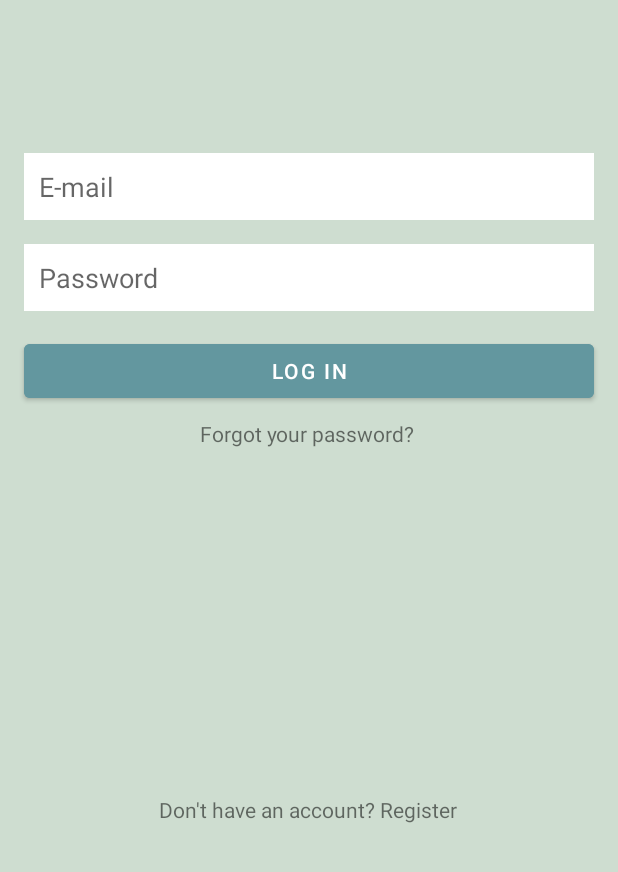
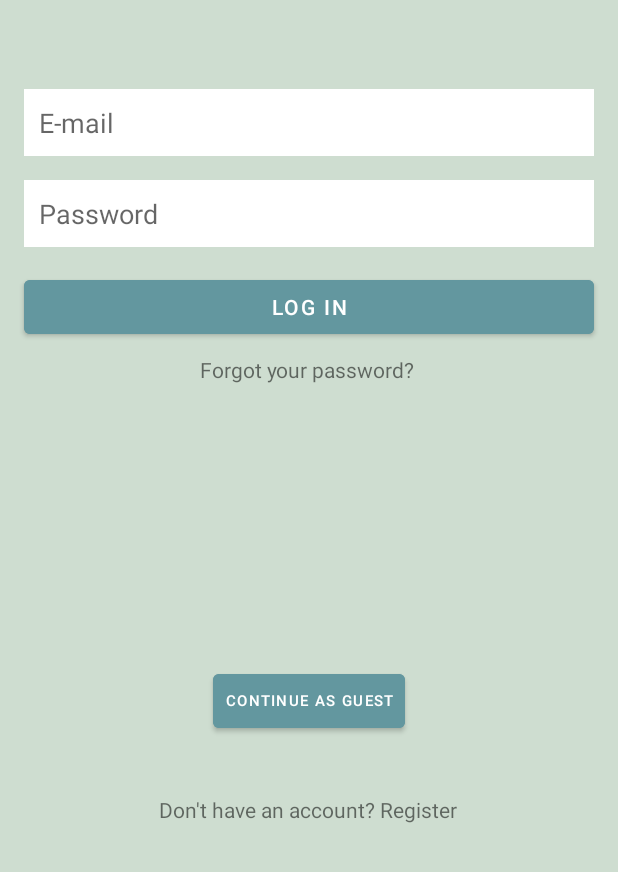
Before and after one commit to kimonkremizas/twister-pm, an Android app: the LoginActivity screen opened directly, with no data from a screen before it, on a phone screen of 412 x 824 dp, the part 364-1236 px from its top. Run offline under Robolectric (Android 15) with nearby library versions, the phone set to English and light mode, and no system bars; our stand-ins replace Firebase (no records; nobody signed in at launch, a user with empty details on screens opened directly).

Commit message:
Made app guest friendly

```diff
--- a/app/src/main/java/com/example/twisterpm/LoginActivity.java
+++ b/app/src/main/java/com/example/twisterpm/LoginActivity.java
@@ -28,7 +28,7 @@ import com.google.firebase.auth.FirebaseUser;
 
 public class LoginActivity extends AppCompatActivity {
     EditText mEmail, mPassword;
-    Button loginButton;
+    Button loginButton, guestButton;
     TextView mGoToRegisterTextView, forgotPasswordTextView;
     ProgressBar progressBar;
     FirebaseAuth fAuth;
@@ -51,6 +51,7 @@ public class LoginActivity extends AppCompatActivity {
         inflater = this.getLayoutInflater();
 
         loginButton = findViewById(R.id.loginButton);
+        guestButton = findViewById(R.id.guestButton);
         forgotPasswordTextView = findViewById(R.id.forgotPasswordTextView);
         mGoToRegisterTextView = findViewById(R.id.goToRegisterTextView);
 
@@ -139,6 +140,14 @@ public class LoginActivity extends AppCompatActivity {
                 overridePendingTransition(R.anim.slide_in_left,R.anim.slide_out_right);
             }
         });
+
+        guestButton.setOnClickListener(new View.OnClickListener() {
+            @Override
+            public void onClick(View v) {
+                startActivity(new Intent(getApplicationContext(), AllMessagesActivity.class));
+                overridePendingTransition(R.anim.slide_in_right,R.anim.slide_out_left);
+            }
+        });
     }
     @Override
     public void finish() {
--- a/app/src/main/java/com/example/twisterpm/RecyclerViewCommentAdapter.java
+++ b/app/src/main/java/com/example/twisterpm/RecyclerViewCommentAdapter.java
@@ -58,8 +58,10 @@ public class RecyclerViewCommentAdapter extends RecyclerView.Adapter<RecyclerVie
         }
 
         fAuth = FirebaseAuth.getInstance();
-        if (comment.getUser().equals(fAuth.getCurrentUser().getEmail())) {
-            holder.commentOverflowButton.setVisibility(View.VISIBLE);
+        if (fAuth.getCurrentUser()!=null){
+            if (comment.getUser().equals(fAuth.getCurrentUser().getEmail()) & fAuth.getCurrentUser().isEmailVerified() ) {
+                holder.commentOverflowButton.setVisibility(View.VISIBLE);
+            }
         }
     }
 
--- a/app/src/main/res/layout/activity_login.xml
+++ b/app/src/main/res/layout/activity_login.xml
@@ -43,7 +43,7 @@
         app:layout_constraintEnd_toEndOf="parent"
         app:layout_constraintStart_toStartOf="parent"
         app:layout_constraintTop_toBottomOf="@+id/imageView2"
-        app:layout_constraintVertical_bias="0.19" />
+        app:layout_constraintVertical_bias="0.110000014" />
 
     <EditText
         android:id="@+id/loginPassword"
@@ -110,8 +110,23 @@
         app:layout_constraintStart_toStartOf="parent"
         app:layout_constraintTop_toBottomOf="@+id/loginButton" />
 
+    <Button
+        android:id="@+id/guestButton"
+        android:layout_width="wrap_content"
+        android:layout_height="wrap_content"
+        android:backgroundTint="#63979F"
+        android:paddingLeft="8dp"
+        android:paddingRight="8dp"
+        android:text="Continue as Guest"
+        android:textSize="10sp"
+        app:layout_constraintBottom_toTopOf="@+id/goToRegisterTextView"
+        app:layout_constraintEnd_toEndOf="parent"
+        app:layout_constraintStart_toStartOf="parent"
+        app:layout_constraintTop_toBottomOf="@+id/forgotPasswordTextView"
+        app:layout_constraintVertical_bias="0.83" />
 
-<!--    <Button-->
+
+    <!--    <Button-->
 <!--        android:id="@+id/forgotPasswordButton"-->
 <!--        android:layout_width="0dp"-->
 <!--        android:layout_height="wrap_content"-->
--- a/app/src/main/res/layout/single_message_layout.xml
+++ b/app/src/main/res/layout/single_message_layout.xml
@@ -80,9 +80,10 @@
                 android:layout_alignBottom="@id/messageCommentsNoTextView"
                 android:layout_marginRight="8dp"
                 android:layout_toLeftOf="@id/messageCommentsNoTextView"
+                android:background="?android:attr/selectableItemBackground"
                 android:src="@drawable/reply"
-                android:background="?android:attr/selectableItemBackground"
-                android:tint="@android:color/black" />
+                android:tint="@android:color/black"
+                android:visibility="gone" />
 
 
         </RelativeLayout>
```
Also changed, not shown: app/src/main/AndroidManifest.xml (+8 -4 lines), app/src/main/java/com/example/twisterpm/AllMessagesActivity.java (+41 -7 lines), app/src/main/java/com/example/twisterpm/RecyclerViewMessageAdapter.java (+4 -4 lines), app/src/main/java/com/example/twisterpm/SingleMessageActivity.java (+32 -5 lines), app/src/main/res/layout/activity_all_messages.xml (+28 -17 lines).
